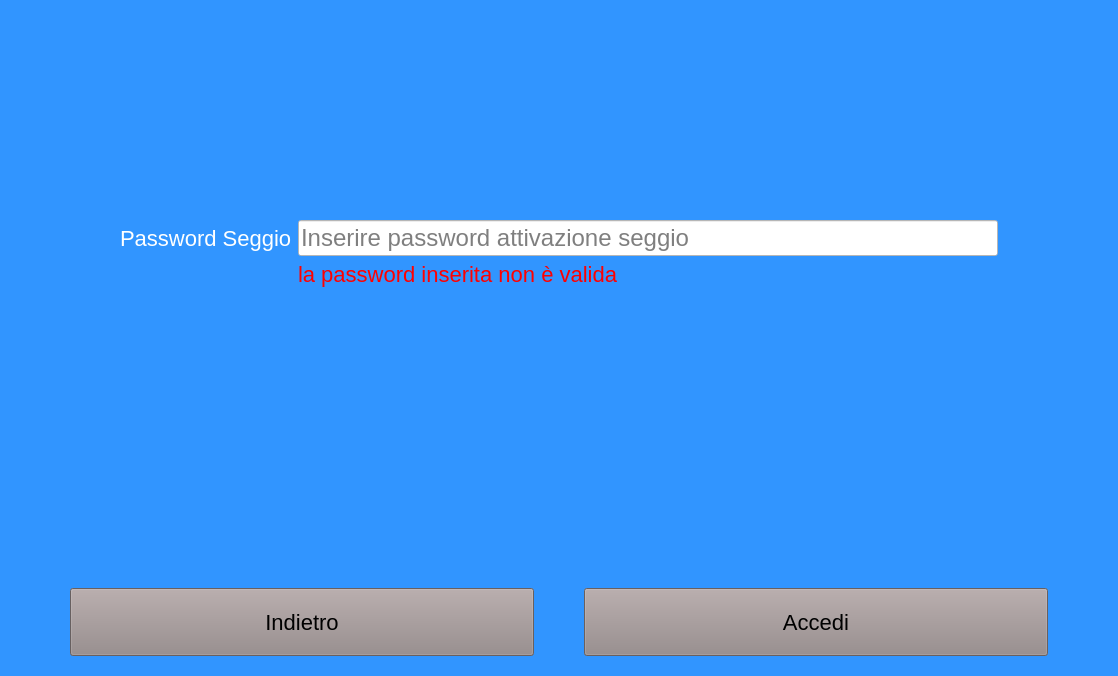
This is mainwindowseggio.ui in giuseppedifatta/sistemaSeggio as Qt 5 draws it before an edit. The edited form follows.
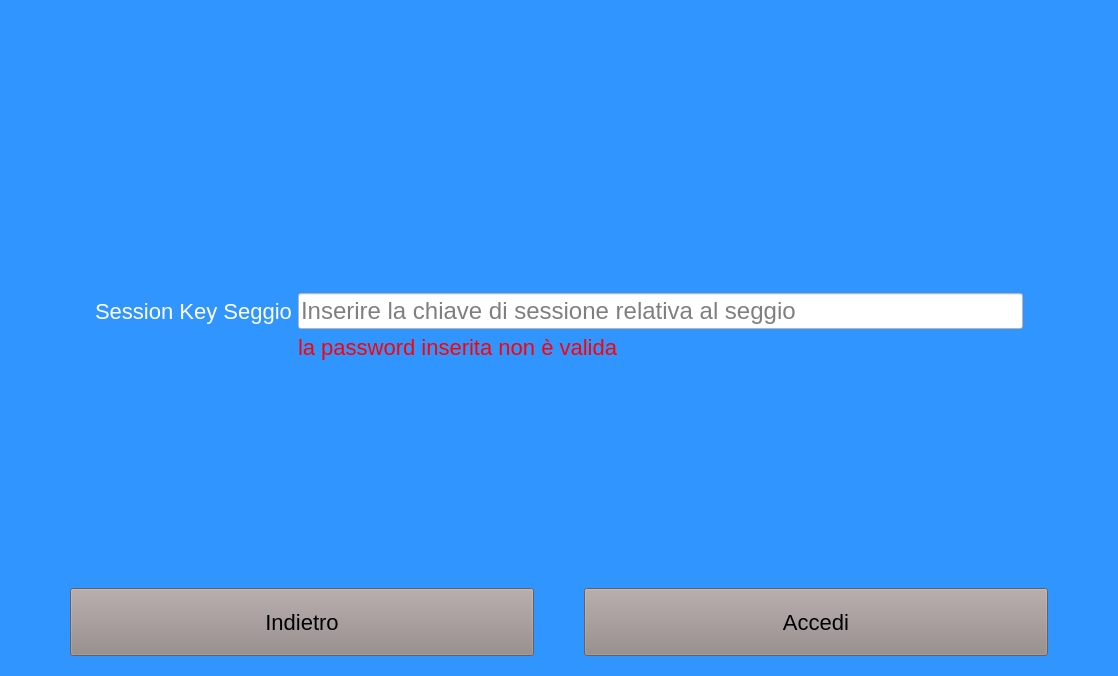
This is the edited form. The open tabs and pages were chosen to show the change.

Diff of the .ui file:
```diff
--- a/mainwindowseggio.ui
+++ b/mainwindowseggio.ui
@@ -271,31 +271,37 @@
            </widget>
           </item>
           <item row="0" column="0" colspan="2">
-           <layout class="QFormLayout" name="formLayout_3">
+           <layout class="QFormLayout" name="formLayout">
+            <property name="formAlignment">
+             <set>Qt::AlignLeading|Qt::AlignLeft|Qt::AlignVCenter</set>
+            </property>
             <property name="leftMargin">
-             <number>50</number>
+             <number>25</number>
             </property>
             <property name="topMargin">
-             <number>150</number>
+             <number>0</number>
             </property>
             <property name="rightMargin">
-             <number>50</number>
+             <number>25</number>
             </property>
-            <item row="2" column="0">
+            <item row="0" column="0">
              <widget class="QLabel" name="passwordSeggio_label">
               <property name="text">
-               <string>Password Seggio</string>
+               <string>Session Key Seggio</string>
               </property>
              </widget>
             </item>
-            <item row="2" column="1">
+            <item row="0" column="1">
              <widget class="QLineEdit" name="password_lineEdit">
+              <property name="text">
+               <string/>
+              </property>
               <property name="placeholderText">
-               <string>Inserire password attivazione seggio</string>
+               <string>Inserire la chiave di sessione relativa al seggio</string>
               </property>
              </widget>
             </item>
-            <item row="3" column="1">
+            <item row="1" column="1">
              <widget class="QLabel" name="wrongPassword_label">
               <property name="styleSheet">
                <string notr="true">color: red;</string>
```
Left out of the diff: 16 changed lines with no effect on the pictures.
